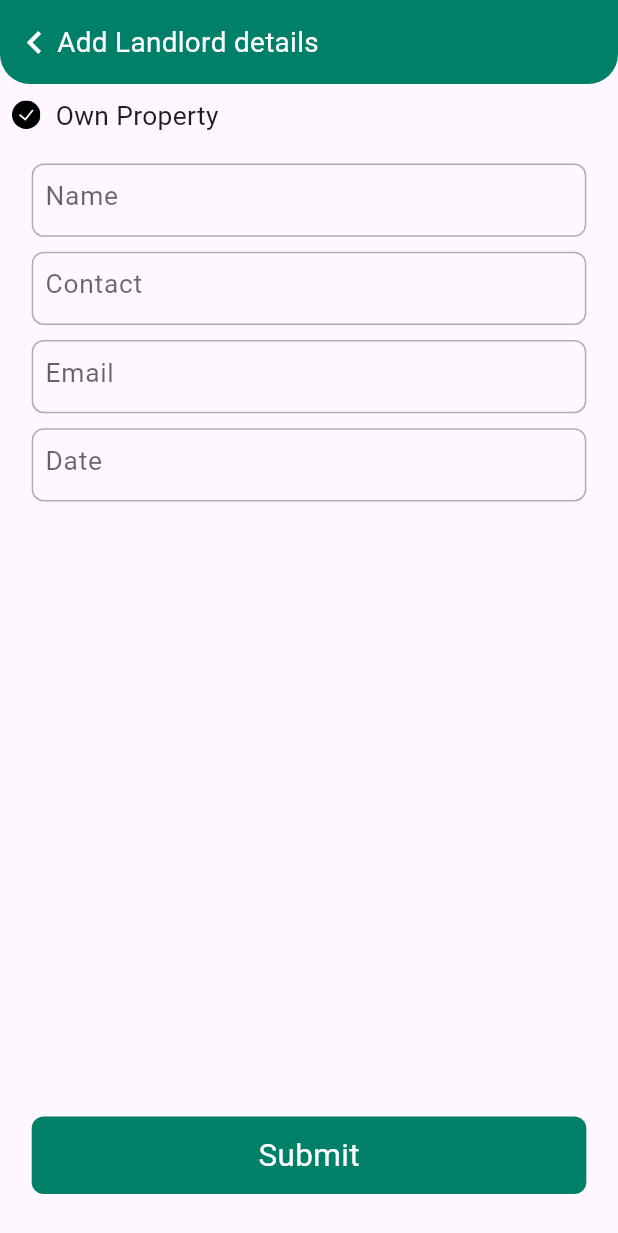
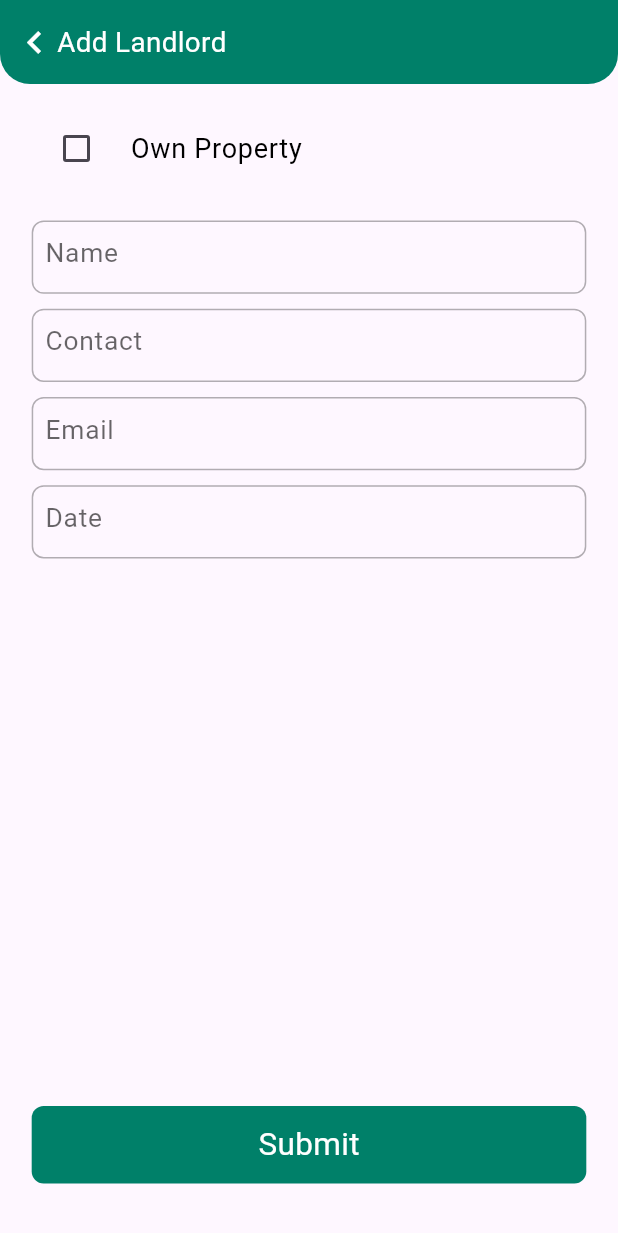
Before and after one commit to fthmnida551-star/property_managment, a Flutter app: the AddLandlordDetails screen opened directly, on a phone screen of 412 x 824 dp. Shown: the top 1233 px of the screen. Run offline on Flutter 3.47's test engine with Material 3 defaults, Android fonts, the phone set to English and light mode, and no system bars; our stand-ins replace flutter_screenutil, flutter_svg.

Commit message:
editing part

```diff
--- a/lib/core/theme/app_colors.dart
+++ b/lib/core/theme/app_colors.dart
@@ -9,9 +9,9 @@ class AppColors {
   static const bookingNow = Color(0xffA09B9B);
   static const booked=Color(0xff11AC52);
 
-  static Color get OpacitygreyColor=>
+  static Color get opacitygreyColor=>
   const Color(0xff000000).withOpacity(0.30);
-  static Color get OpacitygrayColorText=>
+  static Color get opacitygrayColorText=>
   const Color(0xff000000) .withOpacity(0.60);
 
 
--- a/lib/main.dart
+++ b/lib/main.dart
@@ -1,6 +1,6 @@
 import 'package:flutter/material.dart';
 import 'package:flutter_screenutil/flutter_screenutil.dart';
-import 'package:property_managment/presentation/booking_details.dart';
+import 'package:property_managment/presentation/searching_page/add_landlord_details.dart';
 import 'package:property_managment/presentation/searching_page/searchingpage.dart';
 import 'package:property_managment/widget/bottom_navigation_bar.dart';
 
--- a/lib/presentation/booking_details.dart
+++ b/lib/presentation/booking_details.dart
@@ -33,7 +33,7 @@ class _BookingDetailsState extends State<BookingDetails> {
                 ),
               ),
               Text(
-                'Booking Details',
+                'Add Landlord details',
                 style: TextStyle(color: AppColors.white, fontSize: 19.sp),
               ),
             ],
@@ -56,7 +56,7 @@ class _BookingDetailsState extends State<BookingDetails> {
             GreenButton(
               text: 'Save',
               onTap: () {
-
+                print('button clicked');
               },
             ),
             SizedBox(height: 20,)
--- a/lib/presentation/searching_page/add_landlord_details.dart
+++ b/lib/presentation/searching_page/add_landlord_details.dart
@@ -1,9 +1,10 @@
 import 'package:flutter/material.dart';
 import 'package:flutter_screenutil/flutter_screenutil.dart';
-import 'package:flutter_svg/flutter_svg.dart';
 import 'package:property_managment/core/theme/app_colors.dart';
-import 'package:property_managment/core/theme/asset_resource.dart';
+import 'package:property_managment/presentation/searching_page/searchingpage.dart';
 import 'package:property_managment/widget/appbar_widget.dart';
+import 'package:property_managment/widget/bottom_navigation_bar.dart';
+import 'package:property_managment/widget/checkbox.dart';
 import 'package:property_managment/widget/green_button.dart';
 import 'package:property_managment/widget/text_field.dart';
 
@@ -16,6 +17,8 @@ class AddLandlordDetails extends StatefulWidget {
 
 class _AddLandlordDetailsState extends State<AddLandlordDetails> {
   Widget divider = SizedBox(height: 10);
+  bool isOwnProperty = false;
+
   @override
   Widget build(BuildContext context) {
     return Scaffold(
@@ -35,7 +38,7 @@ class _AddLandlordDetailsState extends State<AddLandlordDetails> {
                 ),
               ),
               Text(
-                'Add Landlord details',
+                'Add Landlord',
                 style: TextStyle(color: AppColors.white, fontSize: 19.sp),
               ),
             ],
@@ -43,16 +46,20 @@ class _AddLandlordDetailsState extends State<AddLandlordDetails> {
         ),
       ),
       body: Padding(
-        padding: const EdgeInsets.all(8.0),
+        padding: const EdgeInsets.all(15.0),
         child: Column(
           children: [
-            Row(
-              children: [
-             SvgPicture.asset(AssetResource.roundeTick),
-             SizedBox(width: 10,),
-             Text('Own Property',style: TextStyle(fontSize: 18.sp),),
-              ],
+            CheckboxWithListenable(
+              text: 'Own Property',
+              value: isOwnProperty,
+              onChanged: (newValue) {
+                setState(() {
+                  isOwnProperty = newValue ?? false;
+                });
+              },
             ),
+
+            if (!isOwnProperty) ...[
               SizedBox(height: 20),
               TextFieldContainer(text: 'Name'),
               divider,
@@ -61,14 +68,18 @@ class _AddLandlordDetailsState extends State<AddLandlordDetails> {
               TextFieldContainer(text: 'Email'),
               divider,
               TextFieldContainer(text: 'Date'),
+            ],
             Spacer(),
             GreenButton(
               text: 'Submit',
               onTap: () {
-                print('button clicked');
+                Navigator.push(
+                  context,
+                  MaterialPageRoute(builder: (contex) => BottomNavigationWidget()),
+                );
               },
             ),
-            SizedBox(height: 20,)
+            SizedBox(height: 20),
           ],
         ),
       ),
--- /dev/null
+++ b/lib/widget/checkbox.dart
@@ -0,0 +1,45 @@
+import 'package:flutter/material.dart';
+import 'package:property_managment/core/theme/app_colors.dart';
+
+class CheckboxWithListenable extends StatefulWidget {
+  final String text;
+  final bool? value;
+  final ValueChanged<bool?>? onChanged;
+  const CheckboxWithListenable({super.key, required this.text,this.value, this.onChanged});
+
+  @override
+  State<CheckboxWithListenable> createState() => _CheckboxWithListenableState();
+}
+
+class _CheckboxWithListenableState extends State<CheckboxWithListenable> {
+  // This holds the state of the checkbox
+  final ValueNotifier<bool> _isChecked = ValueNotifier<bool>(false);
+
+  @override
+  Widget build(BuildContext context) {
+    return Center(
+      child: ValueListenableBuilder<bool>(
+        valueListenable: _isChecked,
+        builder: (context, value, child) {
+          return CheckboxListTile(
+            title: Text(
+              widget.text,
+              style: TextStyle(fontSize: 18, color: AppColors.black),
+            ),
+            value:widget.value?? value,
+            onChanged:
+                widget.onChanged ??
+                (newValue) {
+                  _isChecked.value = newValue ?? false;
+                },
+            controlAffinity: ListTileControlAffinity.leading,
+            shape: RoundedRectangleBorder(
+              borderRadius: BorderRadius.circular(500),
+            ),
+            activeColor: Colors.green,
+          );
+        },
+      ),
+    );
+  }
+}
--- a/lib/widget/text_field.dart
+++ b/lib/widget/text_field.dart
@@ -20,7 +20,7 @@ class _TextFieldContainerState extends State<TextFieldContainer> {
       width: 350.w,
       decoration: BoxDecoration(
         borderRadius: BorderRadius.circular(8),
-        border: BoxBorder.all(width: 1, color: AppColors.OpacitygreyColor),
+        border: BoxBorder.all(width: 1, color: AppColors.opacitygreyColor),
       ),
       child: Padding(
         padding: const EdgeInsets.all(8.0),
@@ -30,7 +30,7 @@ class _TextFieldContainerState extends State<TextFieldContainer> {
             hintText: widget.text,
             hintStyle: TextStyle(
               fontSize: 18.sp,
-              color: AppColors.OpacitygrayColorText,
+              color: AppColors.opacitygrayColorText,
             ),
             suffixIcon: widget.suffixIcon,
             prefixIcon: widget.priffixIcon,
```
Also changed, not shown: lib/presentation/searching_page/add_property.dart (+6 -2 lines), lib/presentation/searching_page/searchingpage.dart (+15 -4 lines). Lines whose indentation alone changed are shown as unchanged.
